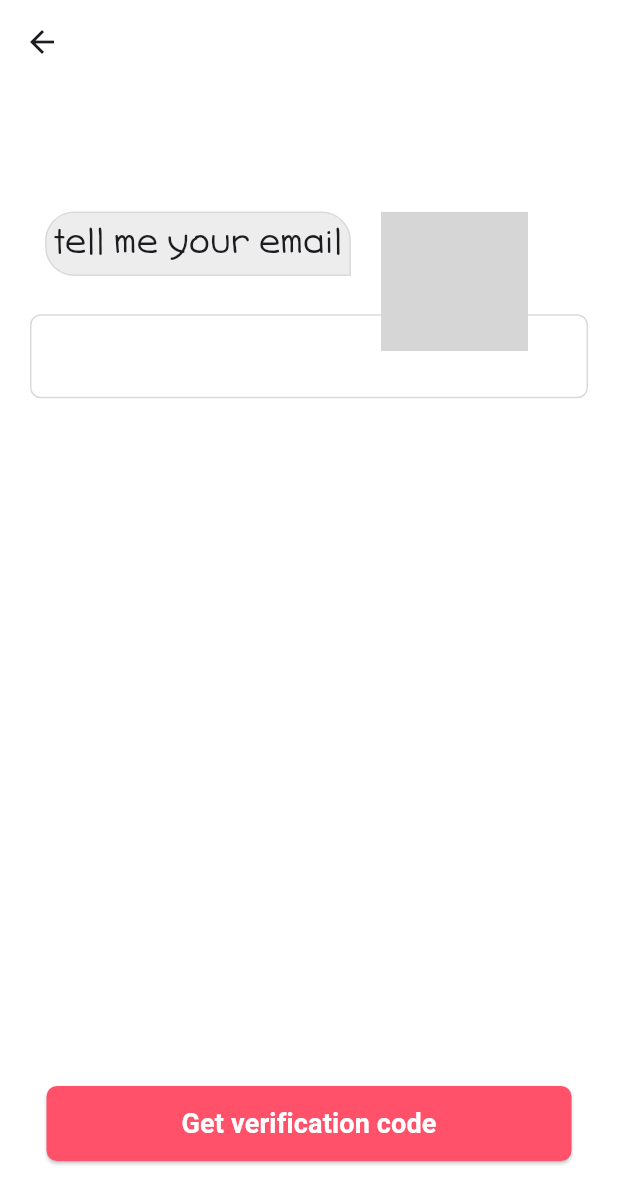
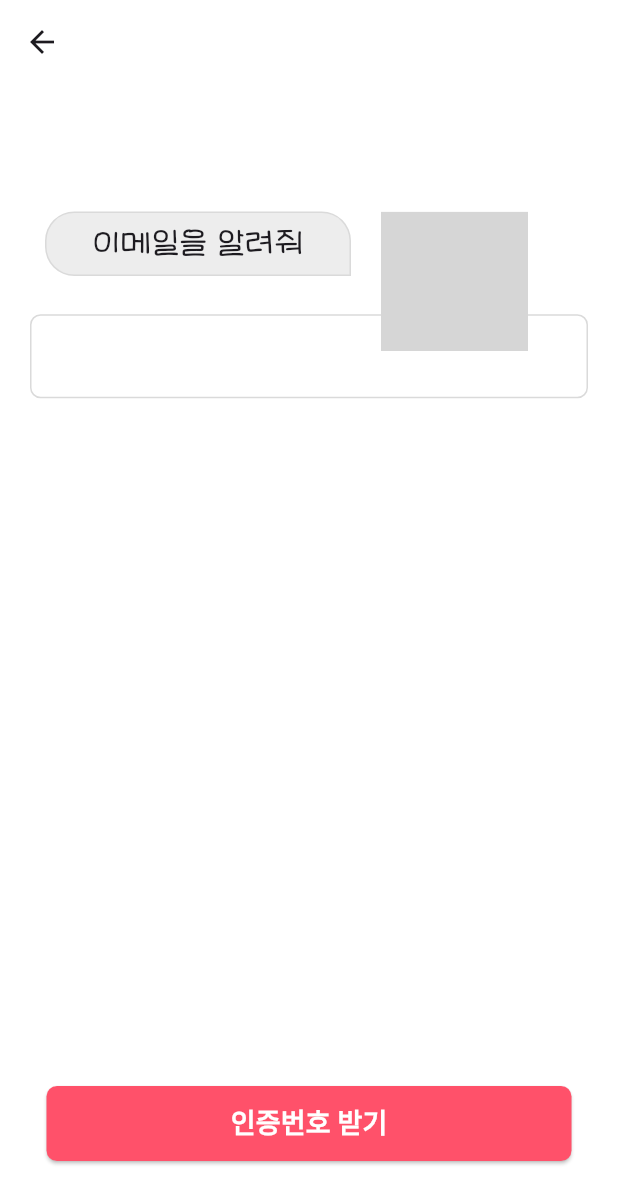
Before and after one commit to OZ-Pinned/OZ-Pinned, a Flutter app: the EmailPage screen opened directly, on a phone screen of 412 x 824 dp. Shown: the top 1204 px of the screen. Run offline on Flutter 3.47's test engine with Material 3 defaults, Android fonts, the phone set to English and light mode, and no system bars; our stand-ins replace easy_localization, fl_chart, flutter_secure_storage, flutter_svg, get, image_picker and 3 more; missing offline and left inert: flutter_inappwebview, mailer; accounts and stored records are empty; network calls fail; project files that could hold a hidden picture were left out; grey boxes are pictures that could not be loaded.

Commit message:
messageBox widget 분리

```diff
--- a/pinned/lib/main.dart
+++ b/pinned/lib/main.dart
@@ -4,7 +4,7 @@ import 'package:get/get.dart'; // Get 패키지 추가
 import 'package:pinned/pages/main/selectPage.dart';
 import 'package:logger/logger.dart';
 
-final supportedLocales = [Locale('en', 'US'), Locale('ko', 'KR')];
+final supportedLocales = [Locale('ko', 'KR'), Locale('en', 'US')];
 Logger logger = Logger();
 
 Future<void> main() async {
@@ -19,7 +19,7 @@ Future<void> main() async {
         ],
         path: 'assets/translations',
         fallbackLocale: Locale('en', 'US'),
-        startLocale: Locale('en', 'US'),
+        startLocale: Locale('ko', 'KR'),
         child: MainApp()),
   );
 }
--- a/pinned/lib/pages/main/emailPage.dart
+++ b/pinned/lib/pages/main/emailPage.dart
@@ -4,9 +4,9 @@ import 'package:mailer/mailer.dart';
 import 'package:mailer/smtp_server.dart';
 import 'dart:math';
 import 'package:pinned/apis/mainAPI.dart';
-import 'dart:convert';
 import 'certificationPage.dart';
 import 'package:flutter_svg/flutter_svg.dart';
+import 'package:pinned/widgets/messageBox.dart';
 
 class EmailPage extends StatefulWidget {
   final bool logined;
@@ -177,36 +177,7 @@ class _EmailPageState extends State<EmailPage> {
                           children: [
                             Column(
                               children: [
-                                Container(
-                                  child: Container(
-                                    padding: EdgeInsets.only(
-                                      top: 2,
-                                      bottom: 0,
-                                    ),
-                                    decoration: BoxDecoration(
-                                      color: Color(0xffEDEDED),
-                                      borderRadius: BorderRadius.only(
-                                        topLeft: Radius.circular(19.5),
-                                        topRight: Radius.circular(19.5),
-                                        bottomRight: Radius.circular(0),
-                                        bottomLeft: Radius.circular(19.5),
-                                      ),
-                                      border: Border.all(
-                                        color: Color(0xffDADADA),
-                                      ),
-                                    ),
-                                    width: 204,
-                                    height: 43,
-                                    child: Text(
-                                      "enter_email",
-                                      style: TextStyle(
-                                        fontFamily: 'LeeSeoYun',
-                                        fontSize: 24,
-                                      ),
-                                      textAlign: TextAlign.center,
-                                    ).tr(),
-                                  ),
-                                ),
+                                messageBox(message: "enter_email"),
                                 SizedBox(
                                   height: 50,
                                 ),
--- /dev/null
+++ b/pinned/lib/widgets/messageBox.dart
@@ -0,0 +1,42 @@
+import 'package:flutter/material.dart';
+import 'package:easy_localization/easy_localization.dart';
+
+class messageBox extends StatelessWidget {
+  final String message;
+
+  const messageBox({super.key, required this.message});
+
+  @override
+  Widget build(BuildContext context) {
+    return Container(
+      child: Container(
+        padding: EdgeInsets.only(
+          top: 2,
+          bottom: 0,
+        ),
+        decoration: BoxDecoration(
+          color: Color(0xffEDEDED),
+          borderRadius: BorderRadius.only(
+            topLeft: Radius.circular(19.5),
+            topRight: Radius.circular(19.5),
+            bottomRight: Radius.circular(0),
+            bottomLeft: Radius.circular(19.5),
+          ),
+          border: Border.all(
+            color: Color(0xffDADADA),
+          ),
+        ),
+        width: 204,
+        height: 43,
+        child: Text(
+          message,
+          style: TextStyle(
+            fontFamily: 'LeeSeoYun',
+            fontSize: 24,
+          ),
+          textAlign: TextAlign.center,
+        ).tr(),
+      ),
+    );
+  }
+}
```
Also changed, not shown: pinned/lib/pages/main/certificationPage.dart (+2 -30 lines), 1 other file.
